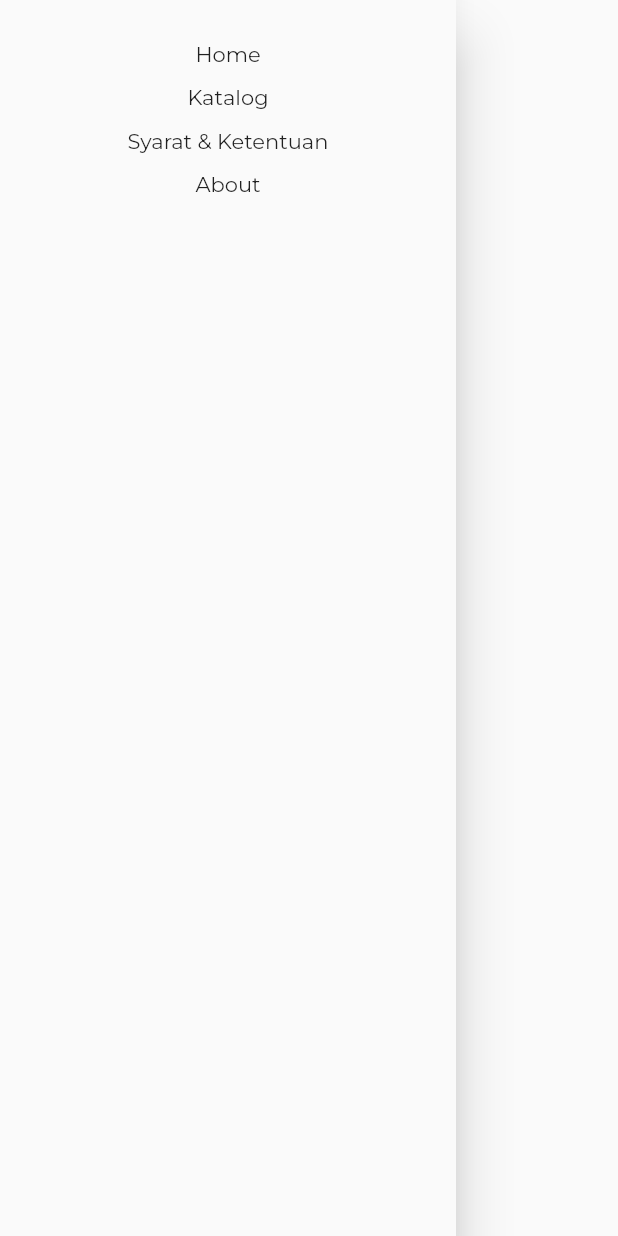
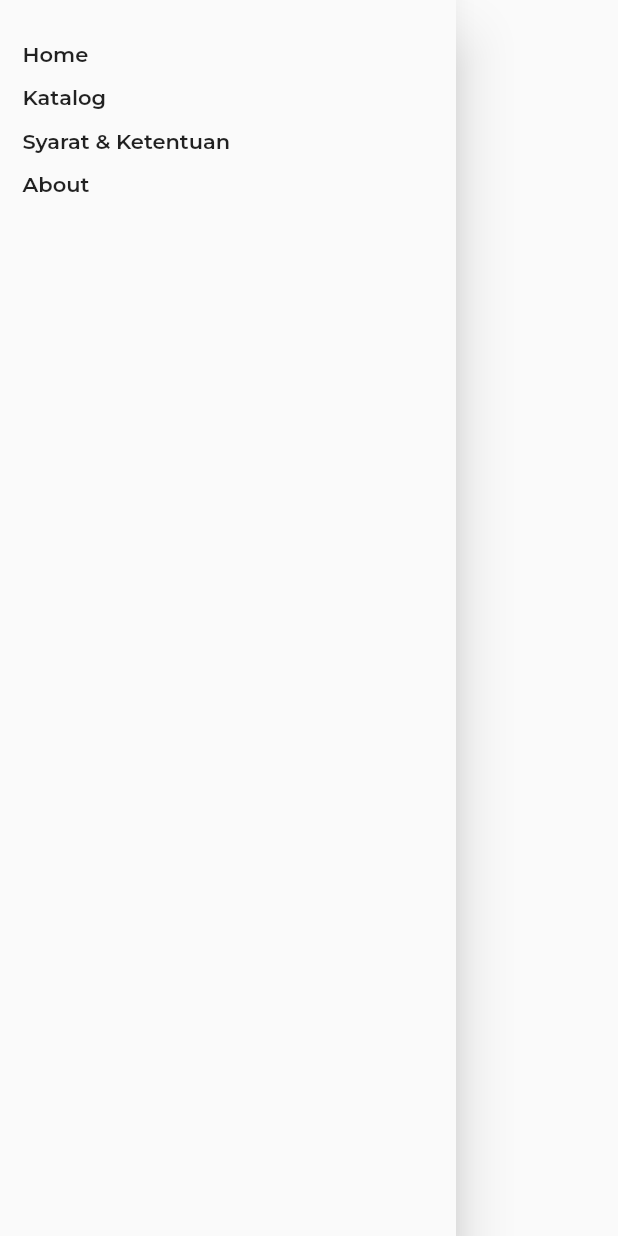
Before and after one commit to rencanggunung/rencangunung_web_flutter, a Flutter app: what endDrawer() shows on an empty page, opened directly, on a phone screen of 412 x 824 dp. Run offline on Flutter 3.47's test engine with Material 2 defaults, Android fonts, the light colour scheme and no system bars; our stand-ins replace auto_size_text, flutter_svg, freezed_annotation, get, icons_plus, loading_indicator and 3 more; project files that could hold a hidden picture were left out.

Commit message:
update getx

```diff
--- a/lib/widgets/end_drawer_widget.dart
+++ b/lib/widgets/end_drawer_widget.dart
@@ -1,4 +1,5 @@
 import 'package:flutter/material.dart';
+import 'package:get/get.dart';
 import 'package:url_launcher/url_launcher_string.dart';
 
 Widget endDrawer(BuildContext context) {
@@ -7,12 +8,19 @@ Widget endDrawer(BuildContext context) {
     child: Padding(
       padding: EdgeInsets.only(top: MediaQuery.of(context).size.height / 30),
       child: Column(
+        crossAxisAlignment: CrossAxisAlignment.start,
         children: [
           InkWell(
-            onTap: () {},
+            onTap: () {
+              Get.back();
+              Get.toNamed('/home');
+            },
             child: const Padding(
               padding: EdgeInsets.symmetric(horizontal: 15),
-              child: Text('Home'),
+              child: Text(
+                'Home',
+                style: TextStyle(fontWeight: FontWeight.w700),
+              ),
             ),
           ),
           SizedBox(
@@ -22,7 +30,10 @@ Widget endDrawer(BuildContext context) {
             onTap: () {},
             child: const Padding(
               padding: EdgeInsets.symmetric(horizontal: 15),
-              child: Text('Katalog'),
+              child: Text(
+                'Katalog',
+                style: TextStyle(fontWeight: FontWeight.w700),
+              ),
             ),
           ),
           SizedBox(
@@ -31,11 +42,15 @@ Widget endDrawer(BuildContext context) {
           InkWell(
             onTap: () {
               launchUrlString(
-                  'https://docs.google.com/document/d/1s6UcsGmCW8kTY8xGPTWiMyyeVPlrfxbSfmZIK58Xd5o/edit');
+                  'https://docs.google.com/document/d/1s6UcsGmCW8kTY8xGPTWiMyyeVPlrfxbSfmZIK58Xd5o');
+              Get.back();
             },
             child: const Padding(
               padding: EdgeInsets.symmetric(horizontal: 15),
-              child: Text('Syarat & Ketentuan'),
+              child: Text(
+                'Syarat & Ketentuan',
+                style: TextStyle(fontWeight: FontWeight.w700),
+              ),
             ),
           ),
           SizedBox(
@@ -45,7 +60,10 @@ Widget endDrawer(BuildContext context) {
             onTap: () {},
             child: const Padding(
               padding: EdgeInsets.symmetric(horizontal: 15),
-              child: Text('About'),
+              child: Text(
+                'About',
+                style: TextStyle(fontWeight: FontWeight.w700),
+              ),
             ),
           ),
         ],
--- a/pubspec.yaml
+++ b/pubspec.yaml
@@ -43,6 +43,12 @@ dependencies:
   page_transition: ^2.0.9
   flutter_svg: ^1.1.1+1
   auto_size_text: ^3.0.0
+  freezed_annotation: ^2.1.0
+  freezed: ^2.1.1
+  build_runner: ^2.2.1
+  json_serializable: ^6.4.0
+  json_annotation: ^4.7.0
+  get: ^4.6.5
 
 dev_dependencies:
   flutter_test:
```
Also changed, not shown: lib/common/model/index_domain.dart (added, +17 -0 lines), lib/main.dart (+6 -2 lines), lib/routes/route.dart (added, +12 -0 lines), lib/views/landing_page_view.dart (+6 -2 lines), lib/common/model/index_domain.freezed.dart (added), lib/common/model/index_domain.g.dart (added), pubspec.lock.
